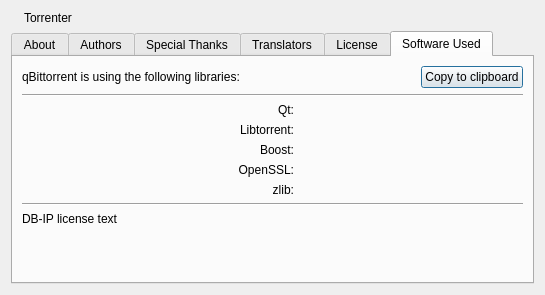
Above: src/gui/aboutdialog.ui from KarmanPrime/Torrenter before the change. Below: the same form after it.
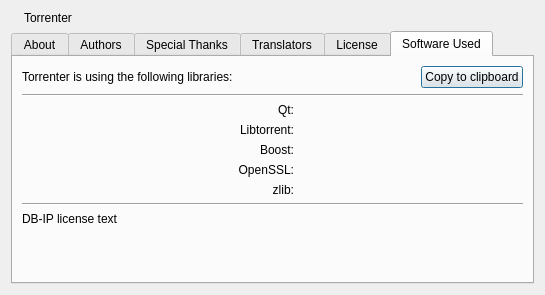
That is the form after the change. The open tabs and pages were chosen to show the change.

Commit message: Complete Torrenter rebrand of UI, installer and packaging.

Patch:
```diff
--- a/src/gui/aboutdialog.ui
+++ b/src/gui/aboutdialog.ui
@@ -333,7 +333,7 @@
          <item>
           <widget class="QLabel" name="label">
            <property name="text">
-            <string>qBittorrent is using the following libraries:</string>
+            <string>Torrenter is using the following libraries:</string>
            </property>
           </widget>
          </item>
```
The commit also changes 129 other files.
